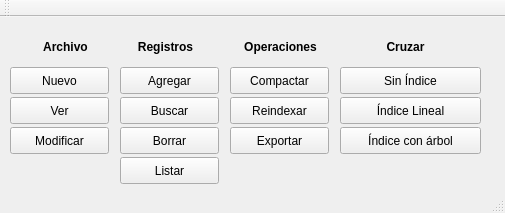
Denisse23/ProyectoArchivos, file window.ui: the form before one commit.
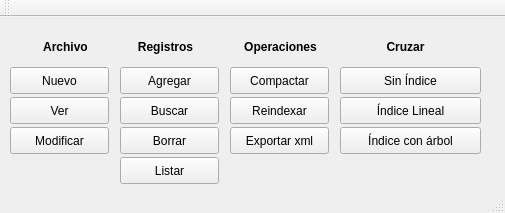
The form after the commit.

Patch:
```diff
--- a/window.ui
+++ b/window.ui
@@ -180,7 +180,7 @@
      </rect>
     </property>
     <property name="text">
-     <string>Exportar</string>
+     <string>Exportar xml</string>
     </property>
    </widget>
    <widget class="QLabel" name="label_4">
```
